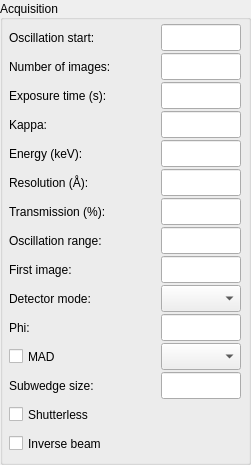
The window that Bricks/widgets/ui_files/Qt4_acquisition_widget_vertical_layout.ui (douglasbeniz/mxcube) describes before a commit, drawn with Qt 5.
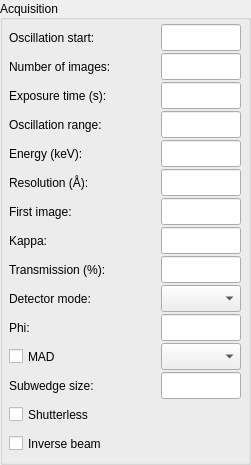
The same window after the commit.

Patch:
```diff
--- a/Bricks/widgets/ui_files/Qt4_acquisition_widget_vertical_layout.ui
+++ b/Bricks/widgets/ui_files/Qt4_acquisition_widget_vertical_layout.ui
@@ -162,7 +162,7 @@
              </widget>
             </item>
             <item>
-             <widget class="QLabel" name="kappa_label">
+             <widget class="QLabel" name="osc_range_label">
               <property name="minimumSize">
                <size>
                 <width>0</width>
@@ -171,12 +171,12 @@
               </property>
               <property name="maximumSize">
                <size>
-                <width>16777215</width>
+                <width>150</width>
                 <height>27</height>
                </size>
               </property>
               <property name="text">
-               <string>Kappa:</string>
+               <string>Oscillation range:</string>
               </property>
               <property name="wordWrap">
                <bool>false</bool>
@@ -227,6 +227,50 @@
               </property>
              </widget>
             </item>
+            <item>
+             <widget class="QLabel" name="first_iamge_label">
+              <property name="minimumSize">
+               <size>
+                <width>0</width>
+                <height>27</height>
+               </size>
+              </property>
+              <property name="maximumSize">
+               <size>
+                <width>16777215</width>
+                <height>27</height>
+               </size>
+              </property>
+              <property name="text">
+               <string>First image:</string>
+              </property>
+              <property name="wordWrap">
+               <bool>false</bool>
+              </property>
+             </widget>
+            </item>
+            <item>
+             <widget class="QLabel" name="kappa_label">
+              <property name="minimumSize">
+               <size>
+                <width>0</width>
+                <height>27</height>
+               </size>
+              </property>
+              <property name="maximumSize">
+               <size>
+                <width>16777215</width>
+                <height>27</height>
+               </size>
+              </property>
+              <property name="text">
+               <string>Kappa:</string>
+              </property>
+              <property name="wordWrap">
+               <bool>false</bool>
+              </property>
+             </widget>
+            </item>
             <item>
              <widget class="QLabel" name="transmission_label">
               <property name="sizePolicy">
@@ -255,50 +299,6 @@
               </property>
              </widget>
             </item>
-            <item>
-             <widget class="QLabel" name="osc_range_label">
-              <property name="minimumSize">
-               <size>
-                <width>0</width>
-                <height>27</height>
-               </size>
-              </property>
-              <property name="maximumSize">
-               <size>
-                <width>150</width>
-                <height>27</height>
-               </size>
-              </property>
-              <property name="text">
-               <string>Oscillation range:</string>
-              </property>
-              <property name="wordWrap">
-               <bool>false</bool>
-              </property>
-             </widget>
-            </item>
-            <item>
-             <widget class="QLabel" name="first_iamge_label">
-              <property name="minimumSize">
-               <size>
-                <width>0</width>
-                <height>27</height>
-               </size>
-              </property>
-              <property name="maximumSize">
-               <size>
-                <width>16777215</width>
-                <height>27</height>
-               </size>
-              </property>
-              <property name="text">
-               <string>First image:</string>
-              </property>
-              <property name="wordWrap">
-               <bool>false</bool>
-              </property>
-             </widget>
-            </item>
             <item>
              <widget class="QLabel" name="detector_roi_mode_label">
               <property name="enabled">
@@ -499,7 +499,7 @@
              </widget>
             </item>
             <item>
-             <widget class="QLineEdit" name="kappa_ledit">
+             <widget class="QLineEdit" name="osc_range_ledit">
               <property name="minimumSize">
                <size>
                 <width>80</width>
@@ -508,7 +508,7 @@
               </property>
               <property name="maximumSize">
                <size>
-                <width>80</width>
+                <width>70</width>
                 <height>27</height>
                </size>
               </property>
@@ -546,38 +546,6 @@
               </property>
              </widget>
             </item>
-            <item>
-             <widget class="QLineEdit" name="transmission_ledit">
-              <property name="minimumSize">
-               <size>
-                <width>80</width>
-                <height>27</height>
-               </size>
-              </property>
-              <property name="maximumSize">
-               <size>
-                <width>70</width>
-                <height>27</height>
-               </size>
-              </property>
-             </widget>
-            </item>
-            <item>
-             <widget class="QLineEdit" name="osc_range_ledit">
-              <property name="minimumSize">
-               <size>
-                <width>80</width>
-                <height>27</height>
-               </size>
-              </property>
-              <property name="maximumSize">
-               <size>
-                <width>70</width>
-                <height>27</height>
-               </size>
-              </property>
-             </widget>
-            </item>
             <item>
              <widget class="QLineEdit" name="first_image_ledit">
               <property name="sizePolicy">
@@ -600,6 +568,38 @@
               </property>
              </widget>
             </item>
+            <item>
+             <widget class="QLineEdit" name="kappa_ledit">
+              <property name="minimumSize">
+               <size>
+                <width>80</width>
+                <height>27</height>
+               </size>
+              </property>
+              <property name="maximumSize">
+               <size>
+                <width>80</width>
+                <height>27</height>
+               </size>
+              </property>
+             </widget>
+            </item>
+            <item>
+             <widget class="QLineEdit" name="transmission_ledit">
+              <property name="minimumSize">
+               <size>
+                <width>80</width>
+                <height>27</height>
+               </size>
+              </property>
+              <property name="maximumSize">
+               <size>
+                <width>70</width>
+                <height>27</height>
+               </size>
+              </property>
+             </widget>
+            </item>
             <item>
              <widget class="QComboBox" name="detector_roi_mode_combo">
               <property name="enabled">
```
